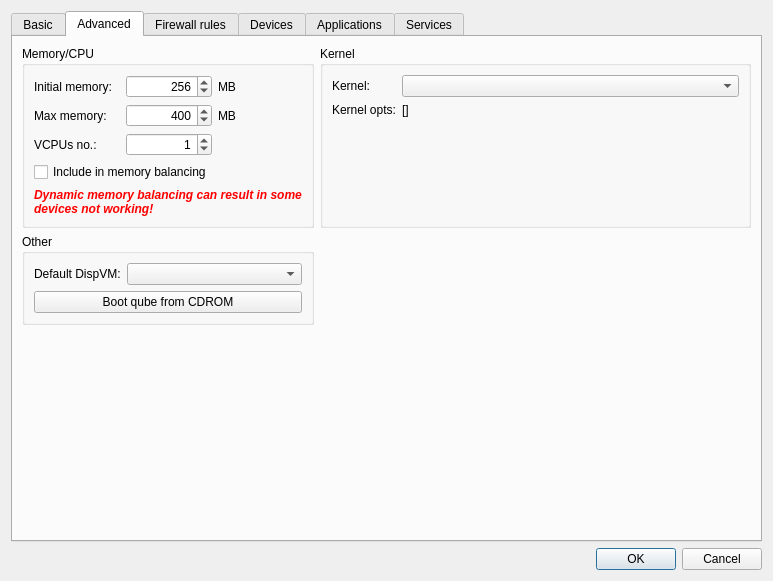
QubesOS/qubes-manager, file ui/settingsdlg.ui: the form before one commit.
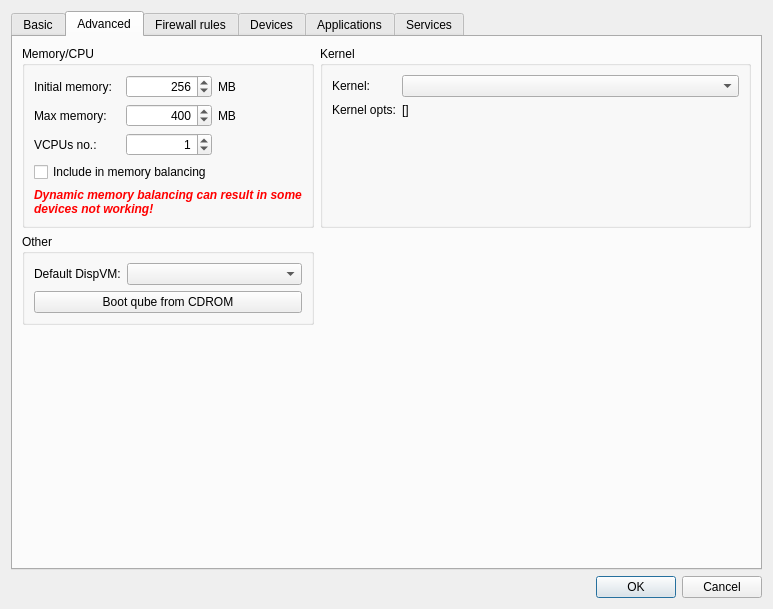
The form after the commit. The open tabs and pages were chosen to show the change. Icons and pictures are not drawn.

The edit to the form file:
```diff
--- a/ui/settingsdlg.ui
+++ b/ui/settingsdlg.ui
@@ -7,7 +7,7 @@
     <x>0</x>
     <y>0</y>
     <width>773</width>
-    <height>581</height>
+    <height>609</height>
    </rect>
   </property>
   <property name="windowTitle">
```
Left out of the diff: 28 changed lines with no effect on the pictures.
